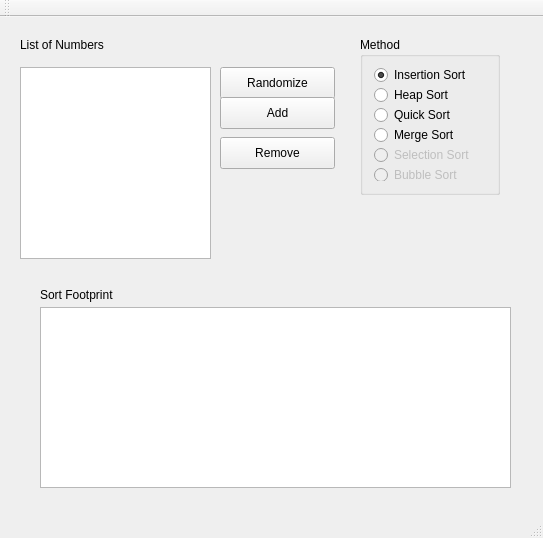
Old version of the form sortalgorithms.ui in the repository JiaLiLabyrinth/SortAlgorithms.
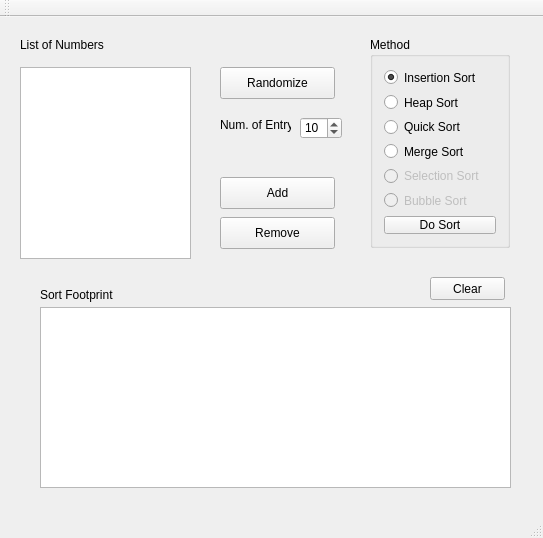
New version of the form.

Commit message: Set up preparation to call different sort algorithms

What changed in the file:
```diff
--- a/sortalgorithms.ui
+++ b/sortalgorithms.ui
@@ -19,7 +19,7 @@
      <rect>
       <x>20</x>
       <y>50</y>
-      <width>191</width>
+      <width>171</width>
       <height>192</height>
      </rect>
     </property>
@@ -83,7 +83,7 @@
     <property name="geometry">
      <rect>
       <x>220</x>
-      <y>80</y>
+      <y>160</y>
       <width>115</width>
       <height>32</height>
      </rect>
@@ -96,7 +96,7 @@
     <property name="geometry">
      <rect>
       <x>220</x>
-      <y>120</y>
+      <y>200</y>
       <width>115</width>
       <height>32</height>
      </rect>
@@ -108,10 +108,10 @@
    <widget class="QGroupBox" name="groupBox">
     <property name="geometry">
      <rect>
-      <x>360</x>
+      <x>370</x>
       <y>20</y>
       <width>140</width>
-      <height>158</height>
+      <height>211</height>
      </rect>
     </property>
     <property name="title">
@@ -182,13 +182,59 @@
        <property name="text">
         <string>Bubble Sort</string>
        </property>
-       <attribute name="buttonGroup">
-        <string notr="true">btnGrp_SortMethod</string>
-       </attribute>
+      </widget>
+     </item>
+     <item>
+      <widget class="QPushButton" name="btn_DoSort">
+       <property name="text">
+        <string>Do Sort</string>
+       </property>
       </widget>
      </item>
     </layout>
    </widget>
+   <widget class="QLabel" name="label_3">
+    <property name="geometry">
+     <rect>
+      <x>220</x>
+      <y>100</y>
+      <width>71</width>
+      <height>16</height>
+     </rect>
+    </property>
+    <property name="text">
+     <string>Num. of Entry</string>
+    </property>
+   </widget>
+   <widget class="QSpinBox" name="spBx_NumOfEntry">
+    <property name="geometry">
+     <rect>
+      <x>300</x>
+      <y>100</y>
+      <width>42</width>
+      <height>22</height>
+     </rect>
+    </property>
+    <property name="maximum">
+     <number>1000</number>
+    </property>
+    <property name="value">
+     <number>10</number>
+    </property>
+   </widget>
+   <widget class="QPushButton" name="btn_ClearFootprint">
+    <property name="geometry">
+     <rect>
+      <x>430</x>
+      <y>260</y>
+      <width>75</width>
+      <height>23</height>
+     </rect>
+    </property>
+    <property name="text">
+     <string>Clear</string>
+    </property>
+   </widget>
   </widget>
   <widget class="QMenuBar" name="menuBar">
    <property name="geometry">
```
Left out of the diff: 18 changed lines with no effect on the pictures. The commit also changes 2 other files.
